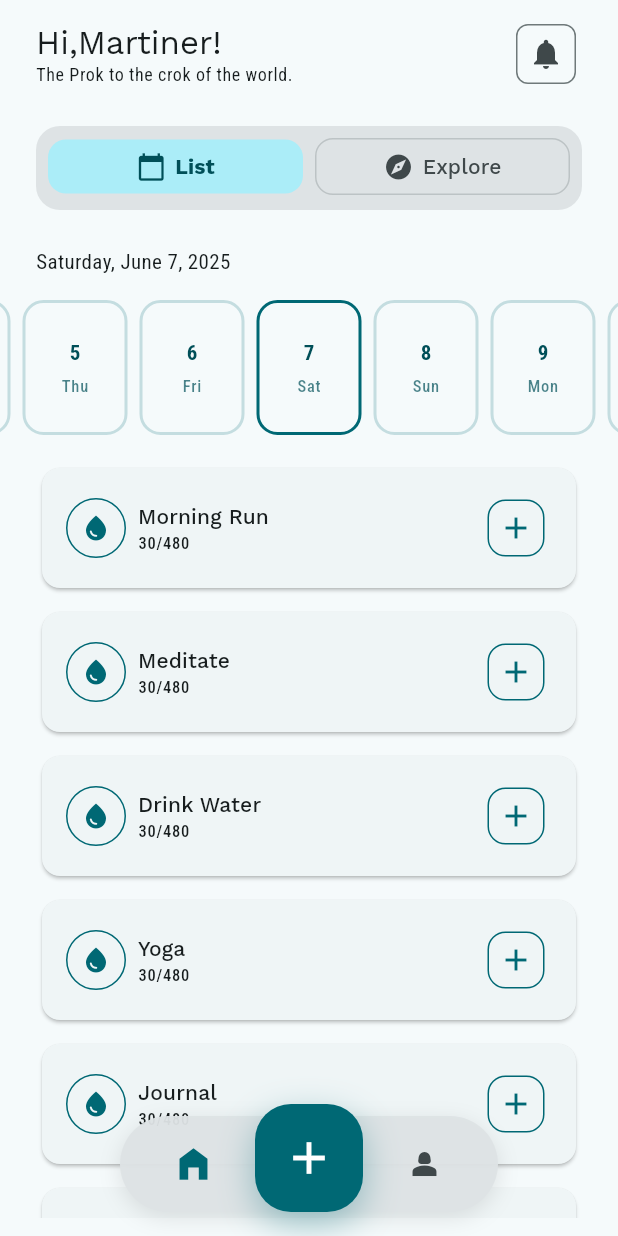
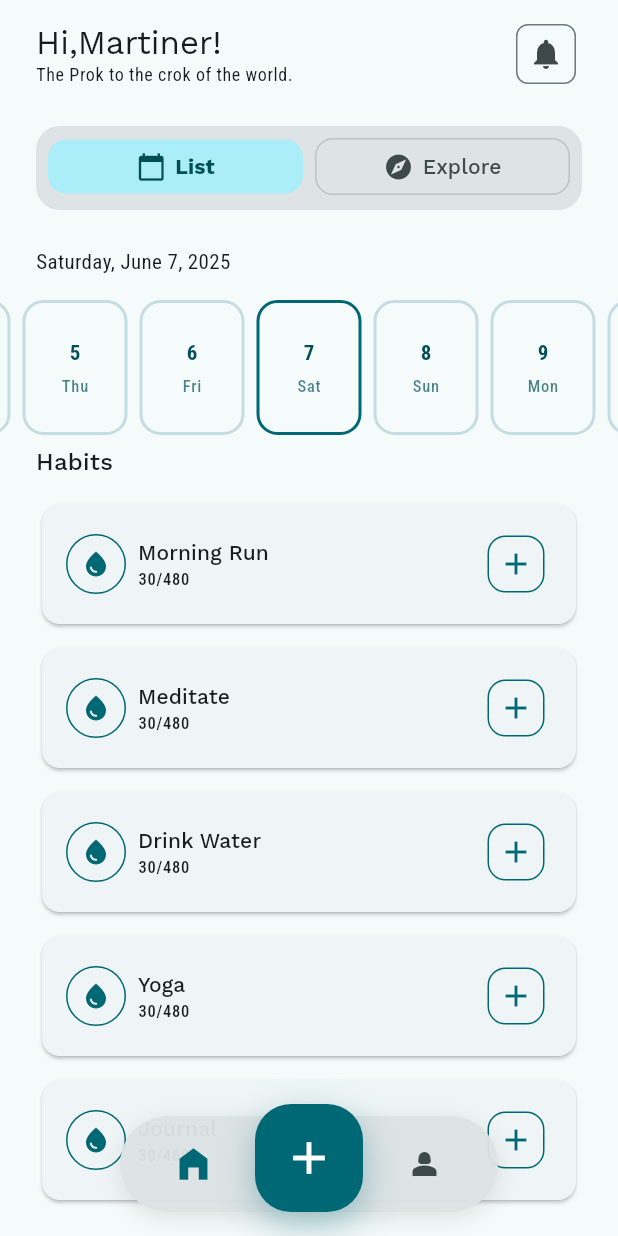
Before and after one commit to Rex-noir/essor, a Flutter app: the screen it shows after launch, after a tap on "Skip", on a phone screen of 412 x 824 dp. Run offline on Flutter 3.47's test engine with Material 3 defaults, Android fonts, the phone set to English and light mode, and no system bars; our stand-ins replace bloc, dio, equatable, flutter_bloc, flutter_svg, font_awesome_flutter and 5 more.

Commit message:
refacotr : name habit list to daily item

```diff
--- a/lib/features/habit_list/data/dtos/habit_dto.dart
+++ b/lib/features/daily_items/data/dtos/habit_dto.dart
@@ -2,7 +2,7 @@
 import 'dart:convert';
 
 import 'package:equatable/equatable.dart';
-import 'package:mobile/features/habit_list/domain/entities/habit_entity.dart';
+import 'package:mobile/features/daily_items/domain/entities/habit_entity.dart';
 
 class HabitDto with EquatableMixin {
   final String id;
--- a/lib/features/habit_list/data/providers/habit_list_local_provider.dart
+++ b/lib/features/daily_items/data/providers/habit_list_local_provider.dart
@@ -1,6 +1,6 @@
-import 'package:mobile/features/habit_list/data/dtos/habit_dto.dart';
-import 'package:mobile/features/habit_list/data/providers/habit_list_provider.dart';
-import 'package:mobile/features/habit_list/domain/entities/habit_entity.dart';
+import 'package:mobile/features/daily_items/data/dtos/habit_dto.dart';
+import 'package:mobile/features/daily_items/data/providers/habit_list_provider.dart';
+import 'package:mobile/features/daily_items/domain/entities/habit_entity.dart';
 
 class HabitListLocalProvider extends HabitListProvider {
   @override
--- a/lib/features/habit_list/data/providers/habit_list_provider.dart
+++ b/lib/features/daily_items/data/providers/habit_list_provider.dart
@@ -1,4 +1,4 @@
-import 'package:mobile/features/habit_list/data/dtos/habit_dto.dart';
+import 'package:mobile/features/daily_items/data/dtos/habit_dto.dart';
 
 abstract class HabitListProvider {
   Future<List<HabitDto>> fetchHabitsForDate(DateTime date);
--- a/lib/features/habit_list/data/repositories/habit_list_repository_impl.dart
+++ b/lib/features/daily_items/data/repositories/habit_list_repository_impl.dart
@@ -1,6 +1,6 @@
-import 'package:mobile/features/habit_list/data/providers/habit_list_provider.dart';
-import 'package:mobile/features/habit_list/domain/entities/habit_entity.dart';
-import 'package:mobile/features/habit_list/domain/repositories/habit_list_repository.dart';
+import 'package:mobile/features/daily_items/data/providers/habit_list_provider.dart';
+import 'package:mobile/features/daily_items/domain/entities/habit_entity.dart';
+import 'package:mobile/features/daily_items/domain/repositories/habit_list_repository.dart';
 
 class HabitListRepositoryImpl implements HabitListRepository {
   final HabitListProvider habitListProvider;
--- a/lib/features/habit_list/domain/repositories/habit_list_repository.dart
+++ b/lib/features/daily_items/domain/repositories/habit_list_repository.dart
@@ -1,4 +1,4 @@
-import 'package:mobile/features/habit_list/domain/entities/habit_entity.dart';
+import 'package:mobile/features/daily_items/domain/entities/habit_entity.dart';
 
 abstract class HabitListRepository {
   Future<List<HabitEntity>> fetchHabitsForDate(DateTime date);
--- a/lib/features/habit_list/domain/usecases/get_habits_for_date_usecase.dart
+++ b/lib/features/daily_items/domain/usecases/get_habits_for_date_usecase.dart
@@ -1,5 +1,5 @@
-import 'package:mobile/features/habit_list/domain/entities/habit_entity.dart';
-import 'package:mobile/features/habit_list/domain/repositories/habit_list_repository.dart';
+import 'package:mobile/features/daily_items/domain/entities/habit_entity.dart';
+import 'package:mobile/features/daily_items/domain/repositories/habit_list_repository.dart';
 
 class GetHabitsForDateUsecase {
   final HabitListRepository repository;
--- a/lib/features/habit_list/presentation/bloc/habit_list_bloc.dart
+++ b/lib/features/daily_items/presentation/bloc/habit_list_bloc.dart
@@ -3,8 +3,8 @@ import 'dart:async';
 import 'package:bloc/bloc.dart';
 import 'package:equatable/equatable.dart';
 import 'package:mobile/core/utils/app_logger.dart';
-import 'package:mobile/features/habit_list/domain/entities/habit_entity.dart';
-import 'package:mobile/features/habit_list/domain/usecases/get_habits_for_date_usecase.dart';
+import 'package:mobile/features/daily_items/domain/entities/habit_entity.dart';
+import 'package:mobile/features/daily_items/domain/usecases/get_habits_for_date_usecase.dart';
 
 part 'habit_list_event.dart';
 part 'habit_list_state.dart';
--- a/lib/features/habit_list/presentation/screens/habit_list_screen.dart
+++ b/lib/features/daily_items/presentation/screens/daily_items_screen.dart
@@ -2,21 +2,21 @@ import 'package:flutter/material.dart';
 import 'package:flutter_bloc/flutter_bloc.dart';
 import 'package:intl/intl.dart';
 import 'package:mobile/core/utils/app_logger.dart';
-import 'package:mobile/features/habit_list/presentation/bloc/habit_list_bloc.dart';
-import 'package:mobile/features/habit_list/presentation/widgets/habit_list_item.dart';
+import 'package:mobile/features/daily_items/presentation/bloc/habit_list_bloc.dart';
+import 'package:mobile/features/daily_items/presentation/widgets/habit_list_item.dart';
 
-class HabitListScreen extends StatefulWidget {
-  const HabitListScreen({super.key});
+class DailyItemsScreen extends StatefulWidget {
+  const DailyItemsScreen({super.key});
 
   @override
-  State<HabitListScreen> createState() => _HabitListScreenState();
+  State<DailyItemsScreen> createState() => _DailyItemsScreenState();
 }
 
-class _HabitListScreenState extends State<HabitListScreen>
+class _DailyItemsScreenState extends State<DailyItemsScreen>
     with TickerProviderStateMixin {
   late TabController _tabController;
 
-  final logger = AppLogger.tag("HabitListScreen");
+  final logger = AppLogger.tag("DailyItemsScreen");
 
   @override
   void initState() {
@@ -147,16 +147,22 @@ class _HabitListScreenState extends State<HabitListScreen>
                 );
               }).toList(),
             ),
+            Padding(
+              padding: const EdgeInsets.symmetric(horizontal: 24.0),
+              child: Text(
+                "Habits",
+                style: Theme.of(context).textTheme.titleMedium,
+              ),
+            ),
             Expanded(
-              child: Container(
+              child: TabBarView(
+                controller: _tabController,
+                children: days.map((day) {
+                  return Container(
                     padding: const EdgeInsets.symmetric(
                       horizontal: 24.0,
                       vertical: 12,
                     ),
-                child: TabBarView(
-                  controller: _tabController,
-                  children: days.map((day) {
-                    return Container(
                     color: Theme.of(context).colorScheme.surface,
                     child: ListView.separated(
                       padding: EdgeInsets.only(bottom: 80),
@@ -164,8 +170,6 @@ class _HabitListScreenState extends State<HabitListScreen>
                           const SizedBox(height: 8),
                       itemBuilder: (context, index) {
                         final habit = state.habits[index];
-                          logger.debug(habit.toString());
-
                         return HabitListItem(habit: habit);
                       },
                       itemCount: state.habits.length,
@@ -174,7 +178,6 @@ class _HabitListScreenState extends State<HabitListScreen>
                 }).toList(),
               ),
             ),
-            ),
           ],
         );
       },
--- a/lib/features/habit_list/presentation/widgets/habit_list_item.dart
+++ b/lib/features/daily_items/presentation/widgets/habit_list_item.dart
@@ -1,5 +1,5 @@
 import 'package:flutter/material.dart';
-import 'package:mobile/features/habit_list/domain/entities/habit_entity.dart';
+import 'package:mobile/features/daily_items/domain/entities/habit_entity.dart';
 
 class HabitListItem extends StatelessWidget {
   final HabitEntity habit;
--- a/lib/features/home/presentation/screens/home_screen.dart
+++ b/lib/features/home/presentation/screens/home_screen.dart
@@ -1,10 +1,10 @@
 import 'package:flutter/material.dart';
 import 'package:flutter_bloc/flutter_bloc.dart';
-import 'package:mobile/features/habit_list/data/providers/habit_list_local_provider.dart';
-import 'package:mobile/features/habit_list/data/repositories/habit_list_repository_impl.dart';
-import 'package:mobile/features/habit_list/domain/usecases/get_habits_for_date_usecase.dart';
-import 'package:mobile/features/habit_list/presentation/bloc/habit_list_bloc.dart';
-import 'package:mobile/features/habit_list/presentation/screens/habit_list_screen.dart';
+import 'package:mobile/features/daily_items/data/providers/habit_list_local_provider.dart';
+import 'package:mobile/features/daily_items/data/repositories/habit_list_repository_impl.dart';
+import 'package:mobile/features/daily_items/domain/usecases/get_habits_for_date_usecase.dart';
+import 'package:mobile/features/daily_items/presentation/bloc/habit_list_bloc.dart';
+import 'package:mobile/features/daily_items/presentation/screens/daily_items_screen.dart';
 import 'package:mobile/features/home/presentation/widgets/home_greeting.dart';
 
 class HomeScreen extends StatefulWidget {
@@ -60,7 +60,7 @@ class _HomeScreenState extends State<HomeScreen>
       _tabViews = [
         BlocProvider.value(
           value: _habitListBloc,
-          child: const HabitListScreen(),
+          child: const DailyItemsScreen(),
         ),
         const _ExploreTab(), // Separate widget to avoid rebuilds
       ];
```
Also changed, not shown: lib/features/daily_items/domain/entities/habit_entity.dart (renamed from lib/features/habit_list/domain/entities/habit_entity.dart), lib/features/daily_items/presentation/bloc/habit_list_event.dart (renamed from lib/features/habit_list/presentation/bloc/habit_list_event.dart), lib/features/daily_items/presentation/bloc/habit_list_state.dart (renamed from lib/features/habit_list/presentation/bloc/habit_list_state.dart). Lines whose indentation alone changed are shown as unchanged.
